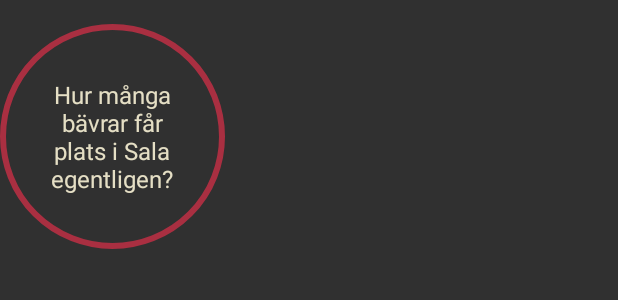
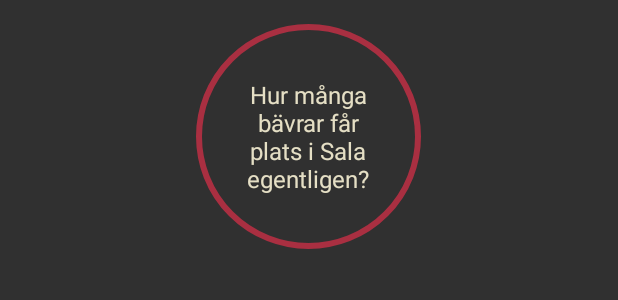
Before and after one commit to bystam/landet, an Android app: the layout list_item_topic.xml on its own in the app's theme, with its tools: preview values and no code run, on a phone screen of 412 x 824 dp. Shown: the top 300 px of the screen. Run offline under Robolectric (Android 15) with nearby library versions, the phone set to English and light mode, and no system bars.

Commit message:
Center topic circles

```diff
--- a/android/app/src/main/res/layout/list_item_topic.xml
+++ b/android/app/src/main/res/layout/list_item_topic.xml
@@ -1,17 +1,18 @@
 <?xml version="1.0" encoding="utf-8"?>
-<RelativeLayout xmlns:android="http://schemas.android.com/apk/res/android"
+<RelativeLayout
+    xmlns:android="http://schemas.android.com/apk/res/android"
     xmlns:tools="http://schemas.android.com/tools"
     android:orientation="vertical"
-    android:layout_width="@dimen/topic_circle_size"
-    android:layout_height="@dimen/topic_circle_size"
-    android:layout_marginTop="16dp"
-    android:gravity="center_vertical">
+    android:layout_width="match_parent"
+    android:layout_height="wrap_content"
+    android:layout_marginTop="16dp">
 
     <ImageView
         android:id="@+id/circle"
-        android:layout_width="match_parent"
-        android:layout_height="match_parent"
+        android:layout_width="@dimen/topic_circle_size"
+        android:layout_height="@dimen/topic_circle_size"
         android:src="@drawable/topic_circle"
+        android:layout_centerInParent="true"
         android:transitionName="topic_circle"/>
 
     <TextView
@@ -21,7 +22,8 @@
         android:layout_width="@dimen/topic_circle_size"
         android:textColor="@color/landetYellow"
         android:textSize="16sp"
-        android:gravity="center_vertical|center_horizontal"
+        android:gravity="center"
+        android:layout_centerInParent="true"
         android:maxLines="4"
         android:ellipsize="end"
         tools:text="Hur många bävrar får plats i Sala egentligen?"/>
```
